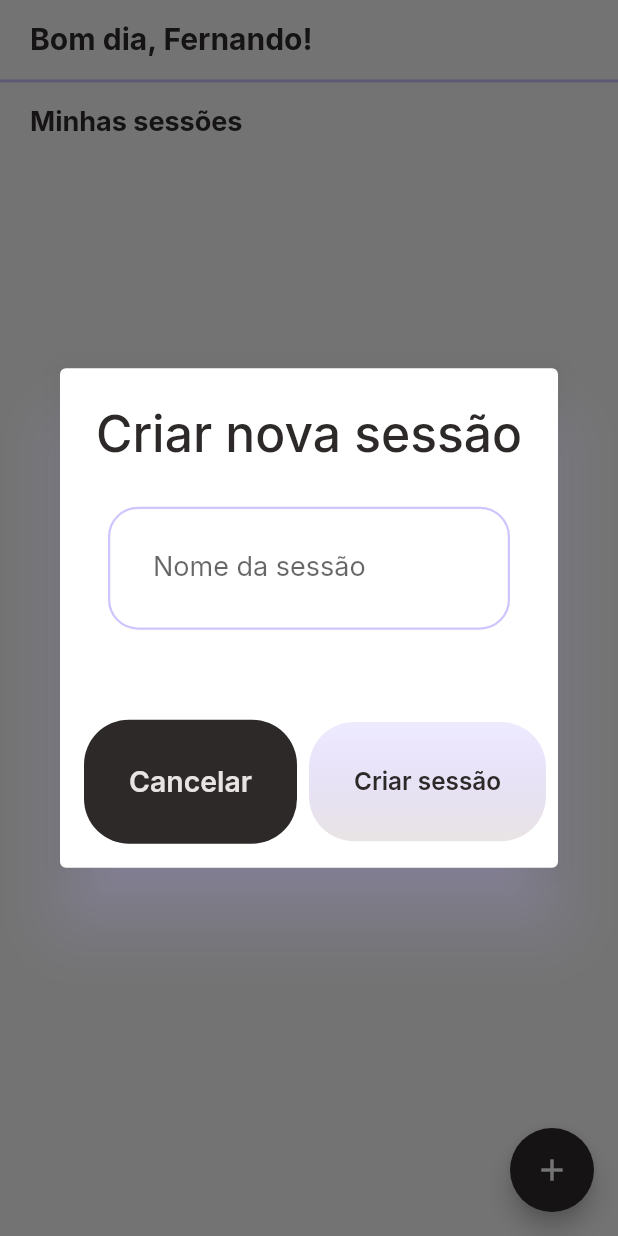
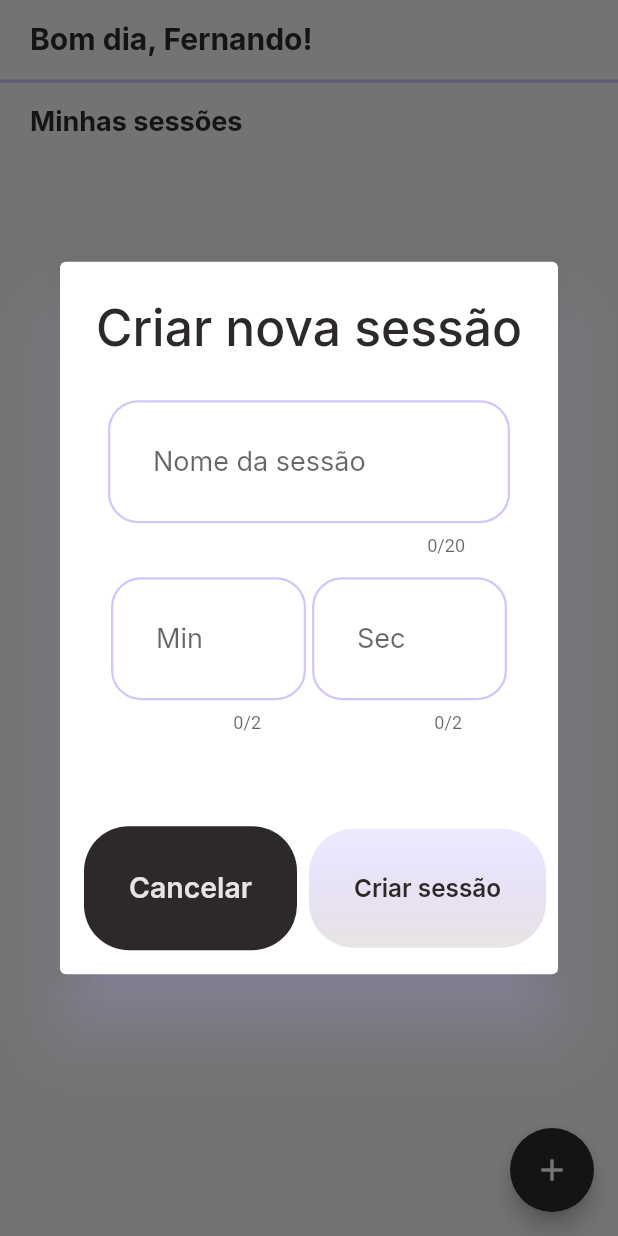
Before and after one commit to FernandoAyach/breathe-app, a Flutter app: the screen it shows after launch, after a tap on the "add" icon, on a phone screen of 412 x 824 dp. Run offline on Flutter 3.47's test engine with Material 2 defaults, Android fonts, the phone set to English and light mode, and no system bars; our stand-ins replace google_fonts, objectbox; generated files the repository leaves out were written again.

Commit message:
[UPDATE] Finish create session layout

```diff
--- a/lib/feature/home/components/handle_session_dialog/handle_session_dialog.dart
+++ b/lib/feature/home/components/handle_session_dialog/handle_session_dialog.dart
@@ -30,8 +30,47 @@ class HandleSessionDialog extends StatelessWidget {
         padding: const EdgeInsets.all(8.0),
         child: Form(
           child: Column(
-            children: <Widget> [
-              DefaultTextInput(hint: l10n.dialogFormSessionNameLabel),
+            children: <Widget>[
+              DefaultTextInput(label: l10n.dialogFormSessionNameLabel),
+              Padding(
+                padding: const EdgeInsets.all(0.0),
+                child: Row(
+                  children: [
+                    /*
+                    Expanded(
+                      child: Padding(
+                        padding: const EdgeInsets.all(2.0),
+                        child: DefaultTextInput(
+                          label: l10n.dialogHoursLabel,
+                          hint: l10n.dialogDefaultDurationTimeHint,
+                        ),
+                      ),
+                    ),*/
+                    Expanded(
+                      child: Padding(
+                        padding: const EdgeInsets.all(2.0),
+                        child: DefaultTextInput(
+                          label: l10n.dialogMinutesLabel,
+                          hint: l10n.dialogDefaultDurationTimeHint,
+                          maxLength: 2,
+                          inputType: TextInputType.number
+                        ),
+                      ),
+                    ),
+                    Expanded(
+                      child: Padding(
+                        padding: const EdgeInsets.all(2.0),
+                        child: DefaultTextInput(
+                          label: l10n.dialogSecondsLabel,
+                          hint: l10n.dialogDefaultDurationTimeHint,
+                          maxLength: 2,
+                          inputType: TextInputType.number,
+                        ),
+                      ),
+                    ),
+                  ],
+                ),
+              ),
             ],
           ),
         ),
@@ -42,7 +81,7 @@ class HandleSessionDialog extends StatelessWidget {
         Row(
           mainAxisAlignment: MainAxisAlignment.spaceEvenly,
           children: [
-             Expanded(
+            Expanded(
               child: DefaultTextButton(
                 backgroundColor: AppColors.black,
                 textColor: AppColors.white,
--- a/lib/localization/locale_pt.arb
+++ b/lib/localization/locale_pt.arb
@@ -14,6 +14,9 @@
   "dialogAddSessionTitle": "Criar nova sessão",
   "dialogFormSessionNameLabel": "Nome da sessão",
   "dialogFormSessionDurationLabel": "Duração",
+  "dialogMinutesLabel": "Min",
+  "dialogSecondsLabel": "Sec",
+  "dialogDefaultDurationTimeHint": "00",
 
   "buttonCreateSessionLabel": "Criar sessão",
   "buttonCancelLabel": "Cancelar"
--- a/lib/support/components/default_text_input.dart
+++ b/lib/support/components/default_text_input.dart
@@ -5,9 +5,18 @@ import '../style/app_fonts.dart';
 
 class DefaultTextInput extends StatelessWidget {
   final String? hint;
+  final String? label;
+  final int? maxLength;
+  final TextInputType? inputType;
   final _textEditingController = TextEditingController();
 
-  DefaultTextInput({super.key, this.hint});
+  DefaultTextInput({
+    super.key,
+    this.hint,
+    this.label,
+    this.maxLength,
+    this.inputType
+  });
 
   @override
   Widget build(BuildContext context) {
@@ -15,13 +24,16 @@ class DefaultTextInput extends StatelessWidget {
       padding: const EdgeInsets.only(bottom: 12.0),
       child: TextFormField(
         decoration: InputDecoration(
-          labelText: hint ?? "",
+          labelText: label ?? "",
+          hintText: hint ?? "",
+          alignLabelWithHint: true,
           contentPadding: const EdgeInsets.all(30.0),
           enabledBorder: const OutlineInputBorder(
             borderSide: BorderSide(color: AppColors.pink, width: 1.5),
             borderRadius: BorderRadius.all(Radius.circular(20.0))),
         ),
-        maxLines: 1,
+        maxLength: maxLength ?? 20,
+        keyboardType: inputType ?? TextInputType.text,
         controller: _textEditingController,
         style: AppFonts.interRegular(18, AppColors.black),
       ),
```
